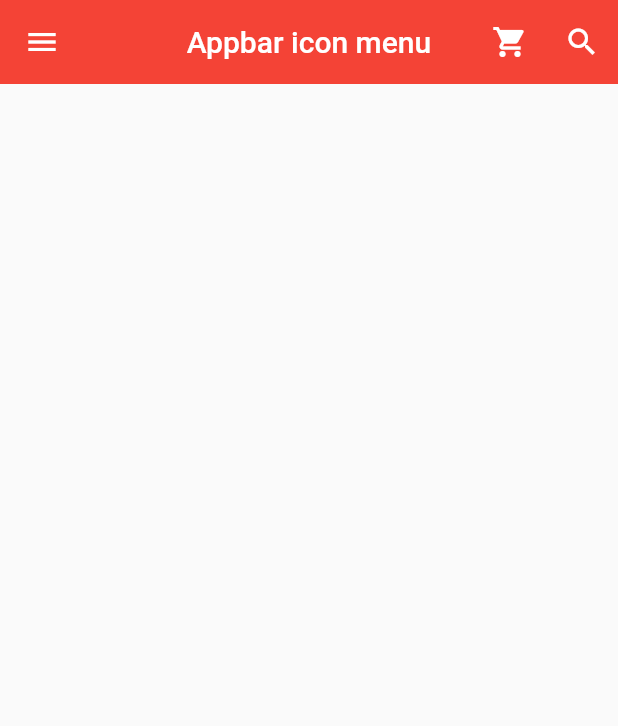
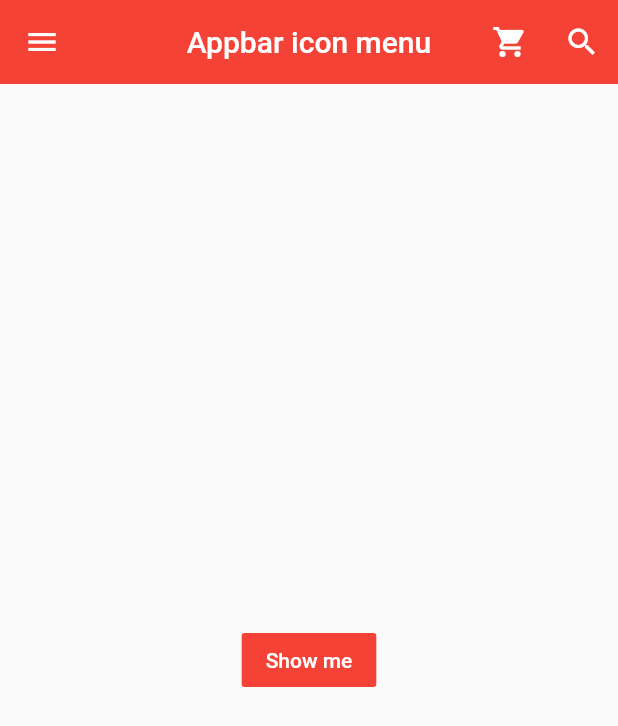
Before and after one commit to kwonjs1996/flutterPractice, a Flutter app: the screen it shows after launch, on a phone screen of 412 x 824 dp. Shown: the top 726 px of the screen. Run offline on Flutter 3.47's test engine with Material 2 defaults, Android fonts, the phone set to English and light mode, and no system bars.

```diff
--- a/lib/main.dart
+++ b/lib/main.dart
@@ -5,6 +5,7 @@ void main() => runApp(MyApp());
 class MyApp extends StatelessWidget {
   const MyApp({Key? key}) : super(key: key);
   @override
+  //BuildContext
   Widget build(BuildContext context) {
     return MaterialApp(
       title: 'Appbar',
@@ -38,6 +39,24 @@ class MyPage extends StatelessWidget {
               },
               icon: Icon(Icons.search))
         ],
+      ),
+      body: Builder(
+        builder: (BuildContext ctx) {
+          return Center(
+            child: FlatButton(
+              child: Text(
+                'Show me',
+                style: TextStyle(color: Colors.white),
+              ),
+              color: Colors.red,
+              onPressed: () {
+                Scaffold.of(ctx).showSnackBar(SnackBar(
+                  content: Text('Hello'),
+                ));
+              },
+            ),
+          );
+        },
       ),
       drawer: Drawer(
         child: ListView(
```
